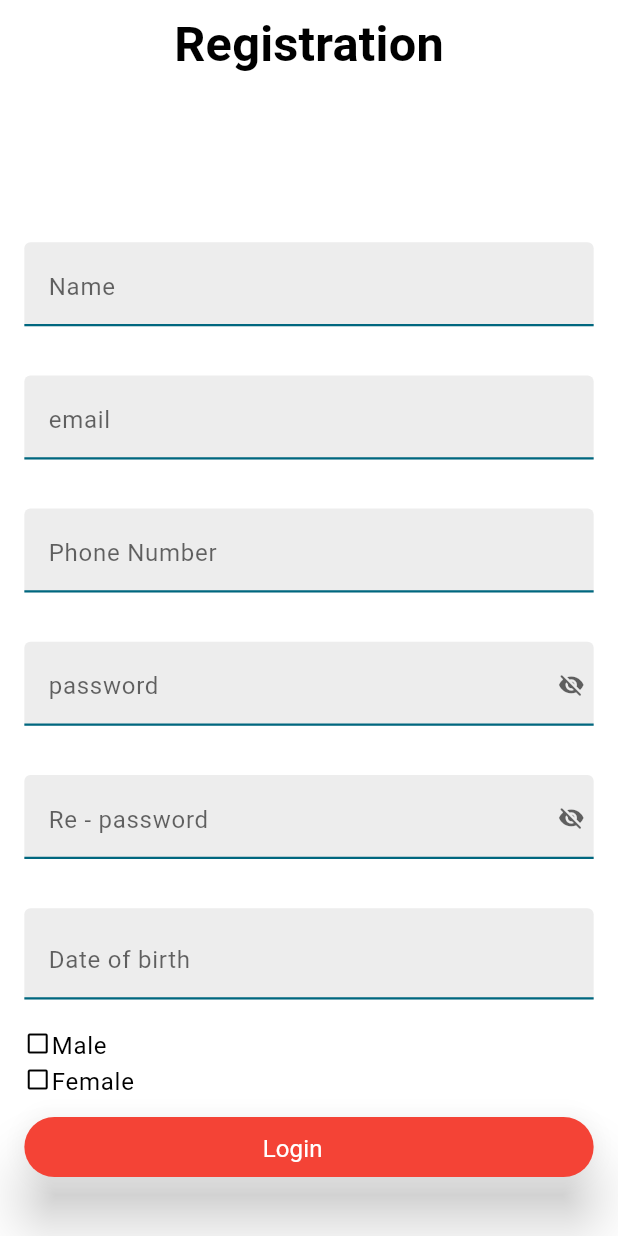
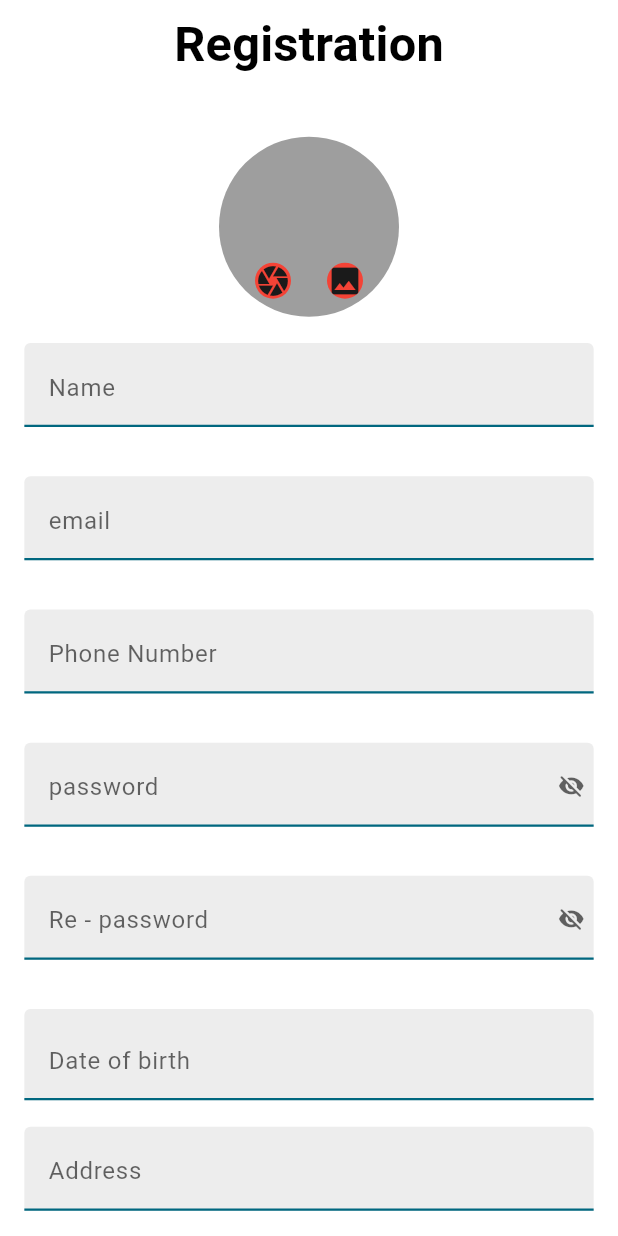
Before and after one commit to iamthejahid/flutter_spacecat, a Flutter app: the RegistrationScreen screen opened by its route, on a phone screen of 412 x 824 dp. Run offline on Flutter 3.47's test engine with Material 2 defaults, Android fonts, the phone set to English and light mode, and no system bars; our stand-ins replace cached_network_image, dio, equatable, flutter_animate, flutter_dotenv, flutter_hooks and 11 more; missing offline and left inert: flutter_easylogger, mac_address; accounts and stored records are empty; generated files the repository leaves out were written again; statements that could not run were skipped.

Commit message:
update : some part remained

```diff
--- a/lib/features/registration_screen/presentation/registration_screen.dart
+++ b/lib/features/registration_screen/presentation/registration_screen.dart
@@ -1,3 +1,5 @@
+import 'dart:io';
+
 import 'package:app_ui/app_ui.dart';
 import 'package:app_utils/app_utils.dart';
 import 'package:hooks_riverpod/hooks_riverpod.dart';
@@ -36,21 +38,22 @@ class RegistrationScreen extends HookConsumerWidget {
 
     final dobController = useTextEditingController();
 
+    final address = useTextEditingController();
+    final addressKey = useMemoized(() => GlobalKey<FormFieldState<String>>());
+
+    final rePassword = useTextEditingController();
+    final rePasswordKey =
+        useMemoized(() => GlobalKey<FormFieldState<String>>());
+
     // Country
 
     // Division id
 
     // district Id
 
-    // Address
-
-    final rePassword = useTextEditingController();
-    final rePasswordKey =
-        useMemoized(() => GlobalKey<FormFieldState<String>>());
-
     // mac address
 
-    // Profile photo
+    File? imageFile;
 
     return Scaffold(
       appBar: const KAppBar(titleText: 'Registration'),
@@ -59,7 +62,11 @@ class RegistrationScreen extends HookConsumerWidget {
         child: SingleChildScrollView(
           child: Column(
             children: [
-              gap48,
+              gap16,
+              ImagePickerAvatar(
+                onSave: (v) => imageFile = v,
+              ),
+              gap8,
               AppTextField(
                 hintText: "Name",
                 controller: nameController,
@@ -99,7 +106,8 @@ class RegistrationScreen extends HookConsumerWidget {
                 controller: rePassword,
                 formFieldKey: rePasswordKey,
                 obSecureText: true,
-                validator: (v) => TextInputValidator().password(v),
+                validator: (v) => TextInputValidator()
+                    .confirmPassword(v, passwordController.text),
                 onChanged: (v) => rePasswordKey.currentState!.validate(),
               ),
               gap4,
@@ -133,6 +141,14 @@ class RegistrationScreen extends HookConsumerWidget {
                 },
               ),
               gap8,
+              AppTextField(
+                hintText: "Address",
+                controller: address,
+                formFieldKey: addressKey,
+                validator: (v) => TextInputValidator().name(v),
+                onChanged: (v) => addressKey.currentState!.validate(),
+              ),
+              gap8,
               SizedBox(
                 child: Column(
                   children: genders
@@ -155,6 +171,16 @@ class RegistrationScreen extends HookConsumerWidget {
                 ),
               ),
               gap4,
+              DropdownButton<String>(
+                value: "Bangladesh",
+                onChanged: (String? newValue) {},
+                items: ["Bangladesh"].map((String value) {
+                  return DropdownMenuItem<String>(
+                    value: value,
+                    child: Text(value),
+                  );
+                }).toList(),
+              ),
               FilledButton(
                 style: ButtonStyle(
                   backgroundColor: MaterialStateProperty.all<Color>(Colors.red),
@@ -181,7 +207,7 @@ class RegistrationScreen extends HookConsumerWidget {
                 child: Row(
                   mainAxisAlignment: MainAxisAlignment.center,
                   children: [
-                    const Text('Login'),
+                    const Text('registration'),
                     gap10,
                     if (sTate.isLoading)
                       Padding(
--- a/lib/features/splash_screen/presentation/splash_screen.dart
+++ b/lib/features/splash_screen/presentation/splash_screen.dart
@@ -8,6 +8,7 @@ class SplashScreen extends ConsumerWidget {
   static String get name => '/splashScreen';
   @override
   Widget build(BuildContext context, WidgetRef ref) {
+    // ignore: unused_local_variable
     final sTate = ref.watch(splashNotifierProvider);
 
     return Scaffold(
--- a/packages/app_ui/lib/app_ui.dart
+++ b/packages/app_ui/lib/app_ui.dart
@@ -17,3 +17,4 @@ export 'package:google_fonts/google_fonts.dart';
 export 'package:image_picker/image_picker.dart';
 export 'package:cached_network_image/cached_network_image.dart';
 export 'package:flutter_animate/flutter_animate.dart';
+export 'src/widgets/k_widgets/image_pick_widget.dart';
--- a/packages/app_ui/lib/src/widgets/k_widgets/image_pick_widget.dart
+++ b/packages/app_ui/lib/src/widgets/k_widgets/image_pick_widget.dart
@@ -184,3 +184,89 @@ class ImagePickOptionWidget extends StatelessWidget {
     );
   }
 }
+
+class ImagePickerAvatar extends StatefulWidget {
+  const ImagePickerAvatar({super.key, required this.onSave});
+  final Function(File file) onSave;
+
+  @override
+  State<ImagePickerAvatar> createState() => _ImagePickerAvatarState();
+}
+
+class _ImagePickerAvatarState extends State<ImagePickerAvatar> {
+  @override
+  void initState() {
+    super.initState();
+  }
+
+  File? _imageFile;
+
+  Future<void> _pickImage(ImageSource source) async {
+    final pickedFile = await ImagePicker().pickImage(source: source);
+
+    if (pickedFile != null) {
+      setState(() {
+        _imageFile = File(pickedFile.path);
+        widget.onSave(_imageFile!);
+      });
+    }
+  }
+
+  @override
+  Widget build(BuildContext context) {
+    return Stack(
+      children: [
+        Container(
+            height: 120,
+            width: 120,
+            decoration: BoxDecoration(
+              color: Colors.grey,
+              shape: BoxShape.circle,
+            ),
+            child: ClipRRect(
+              borderRadius: BorderRadius.circular(100.r),
+              child: _imageFile != null && _imageFile!.path.isNotEmpty
+                  ? Image.file(_imageFile!)
+                  : Container(),
+            )),
+        Container(
+          height: 120,
+          width: 120,
+          decoration: BoxDecoration(
+            color: Colors.transparent,
+            shape: BoxShape.circle,
+          ),
+          child: Column(
+            children: [
+              Expanded(
+                child: Container(),
+                flex: 3,
+              ),
+              Expanded(
+                child: Row(children: [
+                  gap4,
+                  Spacer(),
+                  IconButton(
+                      onPressed: () => _pickImage(ImageSource.camera),
+                      icon: Container(
+                          decoration: BoxDecoration(
+                              color: Colors.red, shape: BoxShape.circle),
+                          child: Icon(Icons.camera))),
+                  IconButton(
+                      onPressed: () => _pickImage(ImageSource.gallery),
+                      icon: Container(
+                          decoration: BoxDecoration(
+                              color: Colors.red, shape: BoxShape.circle),
+                          child: Icon(Icons.photo))),
+                  Spacer(),
+                  gap4,
+                ]),
+                flex: 2,
+              )
+            ],
+          ),
+        ),
+      ],
+    );
+  }
+}
--- a/packages/app_ui/lib/src/widgets/widgets.dart
+++ b/packages/app_ui/lib/src/widgets/widgets.dart
@@ -7,3 +7,4 @@ export 'app_switch.dart';
 export 'app_text_field.dart';
 export 'content_theme_override_builder.dart';
 export 'show_app_modal.dart';
+export 'k_widgets/image_pick_widget.dart';
```
